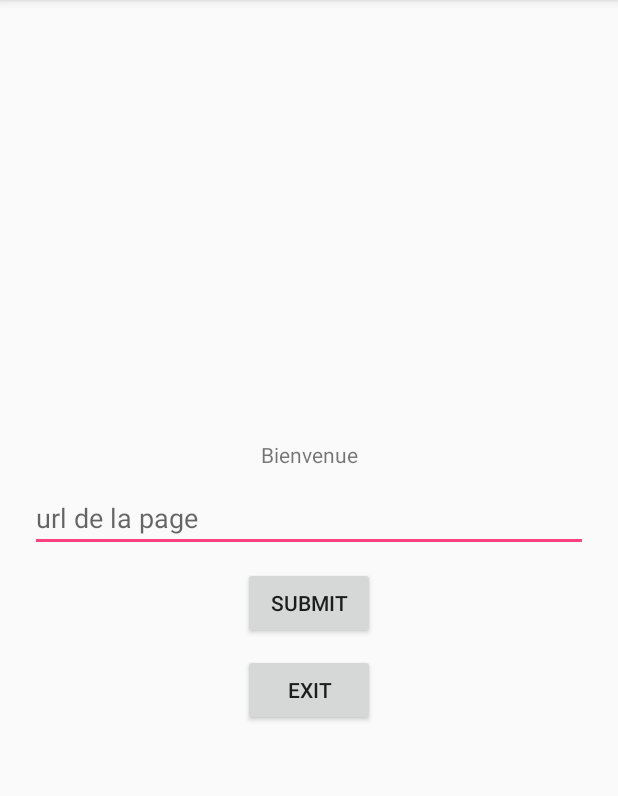
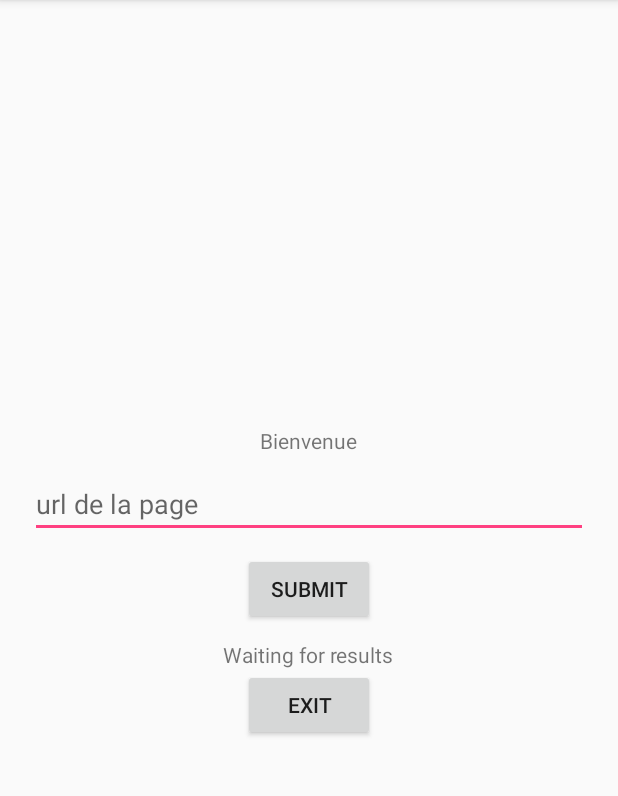
Before and after one commit to mouhamadoulo/tests_intents_APP, an Android app: the screen it shows after launch (MainActivity), on a phone screen of 412 x 824 dp, the part 84-880 px from its top. Run offline under Robolectric (Android 15) with nearby library versions, the phone set to English and light mode, and no system bars.

Commit message:
Récupération URL et Envoi à la seconde Activité

```diff
--- a/app/src/main/java/com/example/ibrahim/test_intents/MainActivity.java
+++ b/app/src/main/java/com/example/ibrahim/test_intents/MainActivity.java
@@ -1,26 +1,46 @@
 package com.example.ibrahim.test_intents;
 
 import android.content.Intent;
+import android.net.Uri;
 import android.support.v7.app.AppCompatActivity;
 import android.os.Bundle;
 import android.view.View;
 import android.widget.Button;
+import android.widget.EditText;
+import android.widget.TextView;
 
 public class MainActivity extends AppCompatActivity {
 
+    public final static String URL = "url_de_la_page";
     Button mybtn1;
     Button mybtn2;
+    EditText myedittext;
+    TextView mytextview;
 
     @Override
     protected void onCreate(Bundle savedInstanceState) {
         super.onCreate(savedInstanceState);
         setContentView(R.layout.activity_main);
+
+        //Récupération des composants de notre GUI
         mybtn1 = (Button) findViewById(R.id.btnSUBMIT);
         mybtn2 = (Button) findViewById(R.id.btnEXIT1);
+        myedittext = (EditText) findViewById(R.id.editText1);
+        mytextview = (TextView) findViewById(R.id.mytv);
+
+        //Ajout d'événements sur les composants
         mybtn1.setOnClickListener(new View.OnClickListener() {
             @Override
             public void onClick(View v) {
+                String defaultURL = "http://duckduckgo.com/?android";
+                String url = myedittext.getText().toString();
+                if(Uri.parse(url).getScheme() == null){
+                    mytextview.setText("Enter a valid URL http://...");
+                    url = defaultURL;
+                }
+                //Là on démarre une autre activité bien explicite
                 Intent myIntent = new Intent(getApplicationContext(),ExplicitActivity.class);
+                myIntent.putExtra(URL,url);
                 startActivity(myIntent);
             }
         });
--- a/app/src/main/res/layout/activity_main.xml
+++ b/app/src/main/res/layout/activity_main.xml
@@ -9,7 +9,7 @@
     tools:context="com.example.ibrahim.test_intents.MainActivity">
 
     <TextView
-        android:layout_width="match_parent"
+        android:layout_width="wrap_content"
         android:textAlignment="center"
         android:layout_margin="10dp"
         android:layout_height="wrap_content"
@@ -28,6 +28,12 @@
         android:layout_margin="10dp"
         android:text="SUBMIT"/>
 
+    <TextView
+        android:id="@+id/mytv"
+        android:layout_width="wrap_content"
+        android:layout_height="wrap_content"
+        android:text="Waiting for results"/>
+
     <Button
         android:id="@+id/btnEXIT1"
         android:layout_width="wrap_content"
```
